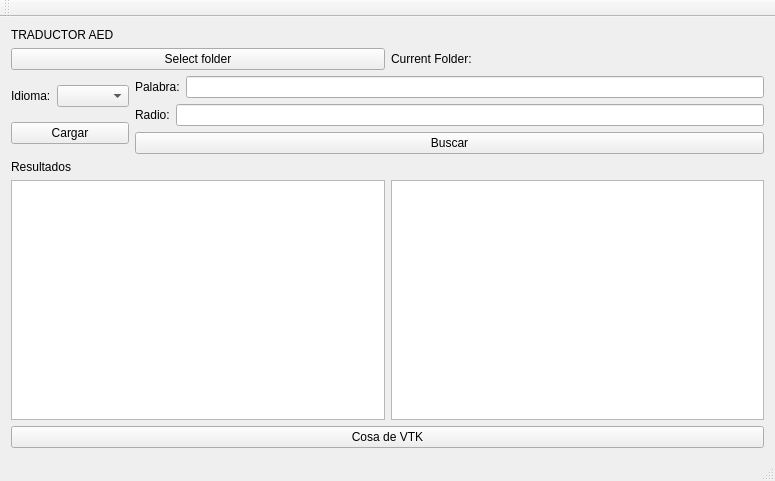
luantber/aedtraductor, file windows/ui/mainwindow.ui: the form before one commit.
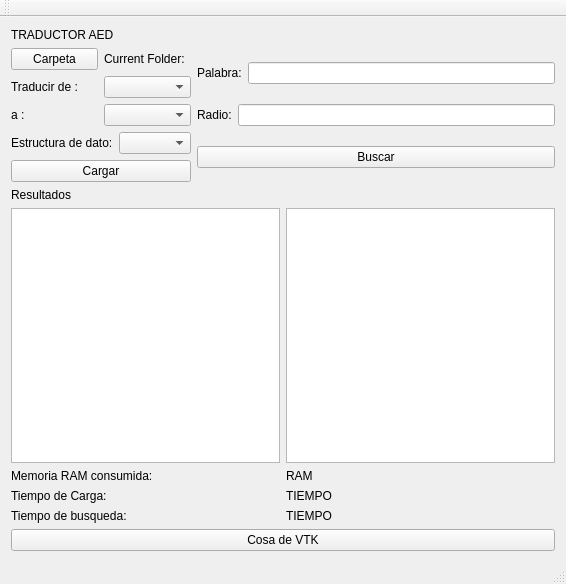
The form after the commit.

Commit message: adtandome al nuevo orden

Diff of the .ui file:
```diff
--- a/windows/ui/mainwindow.ui
+++ b/windows/ui/mainwindow.ui
@@ -6,8 +6,8 @@
    <rect>
     <x>0</x>
     <y>0</y>
-    <width>775</width>
-    <height>481</height>
+    <width>566</width>
+    <height>584</height>
    </rect>
   </property>
   <property name="windowTitle">
@@ -23,13 +23,15 @@
      </widget>
     </item>
     <item>
+     <layout class="QHBoxLayout" name="horizontalLayout_11">
+      <item>
      <layout class="QVBoxLayout" name="verticalLayout_3">
       <item>
        <layout class="QHBoxLayout" name="horizontalLayout">
         <item>
          <widget class="QPushButton" name="pushButton">
           <property name="text">
-           <string>Select folder</string>
+             <string>Carpeta</string>
           </property>
          </widget>
         </item>
@@ -43,15 +45,11 @@
        </layout>
       </item>
       <item>
-       <layout class="QHBoxLayout" name="horizontalLayout_5">
-        <item>
-         <layout class="QVBoxLayout" name="verticalLayout">
-          <item>
            <layout class="QHBoxLayout" name="horizontalLayout_2">
             <item>
              <widget class="QLabel" name="label_5">
               <property name="text">
-               <string>Idioma:</string>
+             <string>Traducir de :</string>
               </property>
              </widget>
             </item>
@@ -61,7 +59,35 @@
            </layout>
           </item>
           <item>
-           <widget class="QPushButton" name="pushButton_3">
+         <layout class="QHBoxLayout" name="horizontalLayout_5">
+          <item>
+           <widget class="QLabel" name="label_7">
+            <property name="text">
+             <string>a :</string>
+            </property>
+           </widget>
+          </item>
+          <item>
+           <widget class="QComboBox" name="idioma_destino_combobox"/>
+          </item>
+         </layout>
+        </item>
+        <item>
+         <layout class="QHBoxLayout" name="horizontalLayout_7">
+          <item>
+           <widget class="QLabel" name="label_8">
+            <property name="text">
+             <string>Estructura de dato:</string>
+            </property>
+           </widget>
+          </item>
+          <item>
+           <widget class="QComboBox" name="estructura_comboBox"/>
+          </item>
+         </layout>
+        </item>
+        <item>
+         <widget class="QPushButton" name="cargar_button">
             <property name="text">
              <string>Cargar</string>
             </property>
@@ -127,10 +153,66 @@
         </item>
        </layout>
       </item>
+    <item>
+     <layout class="QVBoxLayout" name="verticalLayout">
+      <item>
+       <layout class="QHBoxLayout" name="horizontalLayout_8">
+        <item>
+         <widget class="QLabel" name="label_9">
+          <property name="text">
+           <string>Memoria RAM consumida:</string>
+          </property>
+         </widget>
+        </item>
+        <item>
+         <widget class="QLabel" name="ram_label">
+          <property name="text">
+           <string>RAM</string>
+          </property>
+         </widget>
+        </item>
      </layout>
     </item>
     <item>
-     <widget class="QPushButton" name="pushButton_2">
+       <layout class="QHBoxLayout" name="horizontalLayout_9">
+        <item>
+         <widget class="QLabel" name="label_10">
+          <property name="text">
+           <string>Tiempo de Carga:</string>
+          </property>
+         </widget>
+        </item>
+        <item>
+         <widget class="QLabel" name="t_carga_label">
+          <property name="text">
+           <string>TIEMPO</string>
+          </property>
+         </widget>
+        </item>
+       </layout>
+      </item>
+      <item>
+       <layout class="QHBoxLayout" name="horizontalLayout_10">
+        <item>
+         <widget class="QLabel" name="label_11">
+          <property name="text">
+           <string>Tiempo de busqueda:</string>
+          </property>
+         </widget>
+        </item>
+        <item>
+         <widget class="QLabel" name="t_busqueda_label">
+          <property name="text">
+           <string>TIEMPO</string>
+          </property>
+         </widget>
+        </item>
+       </layout>
+      </item>
+     </layout>
+    </item>
+    <item>
+     <widget class="QPushButton" name="vtk_button">
       <property name="text">
        <string>Cosa de VTK</string>
       </property>
```
Left out of the diff: 39 changed lines with no effect on the pictures. Lines whose indentation alone changed are shown as unchanged.
